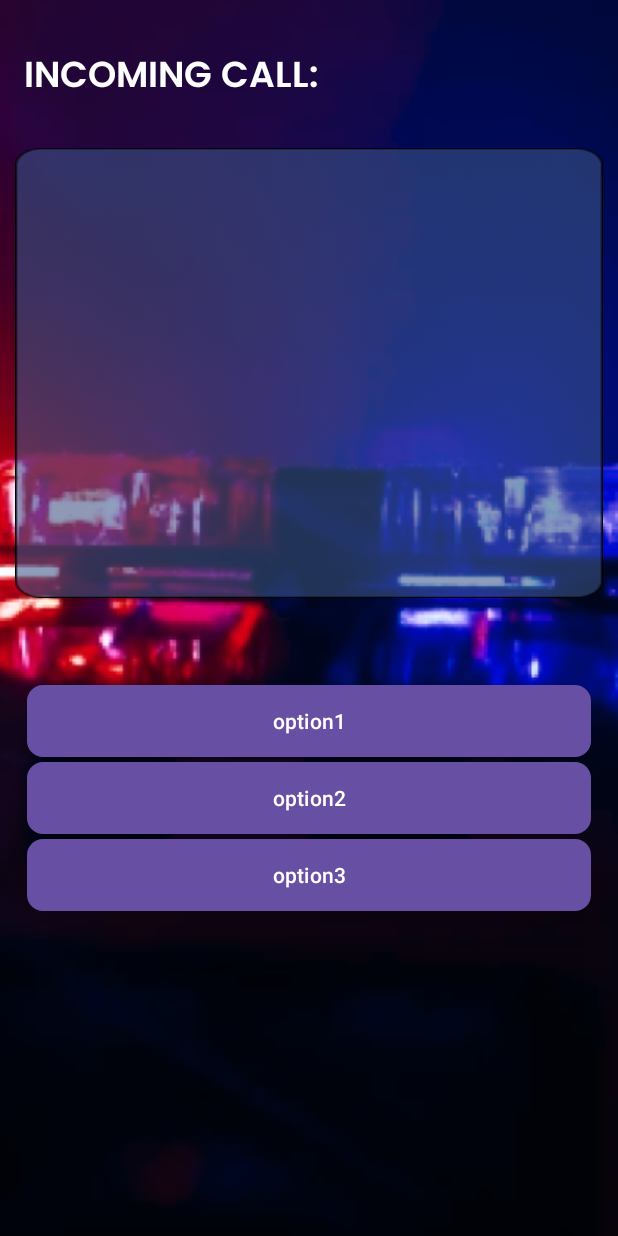
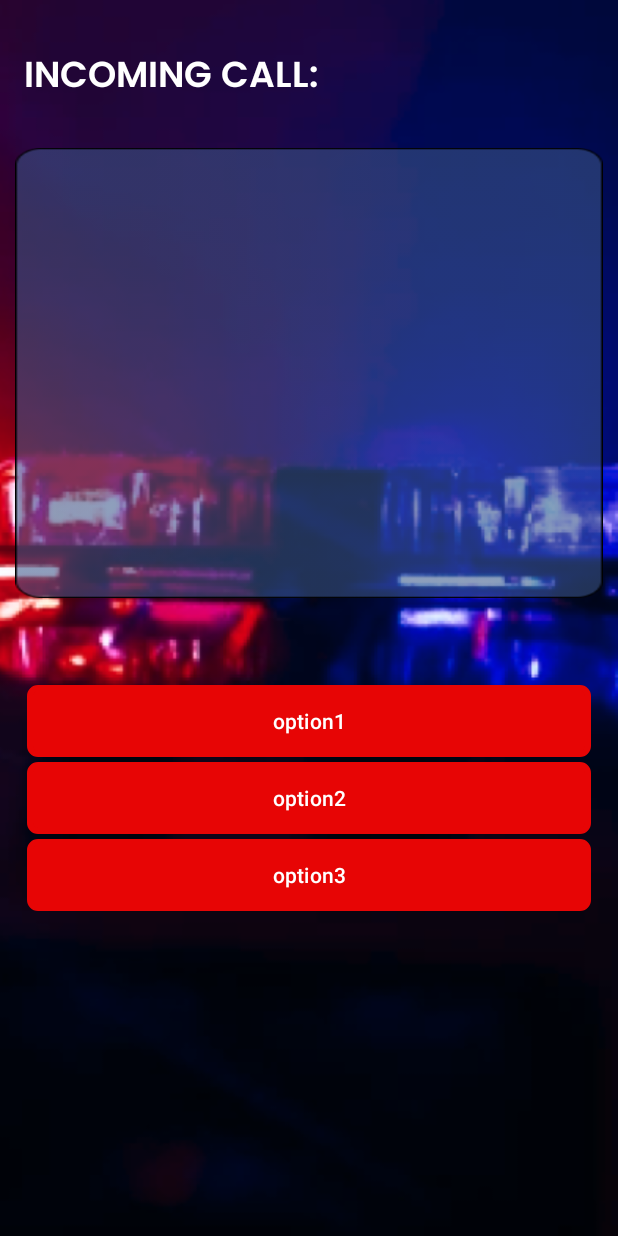
Before and after one commit to Kangkong24/CalltoDuty, an Android app: the GamePlay screen opened directly, with no data from a screen before it, on a phone screen of 412 x 824 dp. Run offline under Robolectric (Android 15) with nearby library versions, the phone set to English and light mode, and no system bars.

Commit message:
improving ui again.

```diff
--- /dev/null
+++ b/app/src/main/res/drawable/red_rounded_corner.xml
@@ -0,0 +1,12 @@
+<?xml version="1.0" encoding="utf-8"?>
+<shape xmlns:android="http://schemas.android.com/apk/res/android"
+    android:shape="rectangle">
+
+    <corners android:radius="5dp"/>
+
+    <solid android:color="#FF0000"/>
+
+    <stroke
+        android:width="4dp"
+        android:color="#FFFFFF" />
+</shape>
--- a/app/src/main/res/layout/activity_game_play.xml
+++ b/app/src/main/res/layout/activity_game_play.xml
@@ -43,14 +43,14 @@
             android:text="option1"
             android:textColor="#FFFFFF"
             android:layout_marginTop="30dp"
-            android:background="@drawable/rounded_corner"/>
+            android:background="@drawable/red_rounded_corner"/>
 
         <Button
             android:id="@+id/optionButton2"
             android:layout_width="match_parent"
             android:layout_height="wrap_content"
             android:text="option2"
-            android:background="@drawable/rounded_corner"
+            android:background="@drawable/red_rounded_corner"
             android:textColor="#FFFFFF"
             android:layout_marginTop="3dp"/>
 
@@ -59,7 +59,7 @@
             android:layout_width="match_parent"
             android:layout_height="wrap_content"
             android:text="option3"
-            android:background="@drawable/rounded_corner"
+            android:background="@drawable/red_rounded_corner"
             android:textColor="#FFFFFF"
             android:layout_marginTop="3dp" />
 
--- a/app/src/main/res/layout/item_response.xml
+++ b/app/src/main/res/layout/item_response.xml
@@ -3,7 +3,7 @@
     android:layout_width="match_parent"
     android:layout_height="wrap_content"
     android:orientation="horizontal"
-    android:padding="8dp"
+    android:padding="2dp"
     android:layout_marginBottom="15dp">
 
     <TextView
--- a/app/src/main/res/values/themes.xml
+++ b/app/src/main/res/values/themes.xml
@@ -2,7 +2,8 @@
     <!-- Base application theme. -->
     <style name="Base.Theme.CalltoDuty" parent="Theme.Material3.DayNight.NoActionBar">
         <!-- Customize your light theme here. -->
-        <!-- <item name="colorPrimary">@color/my_light_primary</item> -->
+        <item name="colorPrimary">@color/red</item>
+        <item name="android:windowFullscreen">true</item>
     </style>
 
     <style name="Theme.CalltoDuty" parent="Base.Theme.CalltoDuty" />
```
